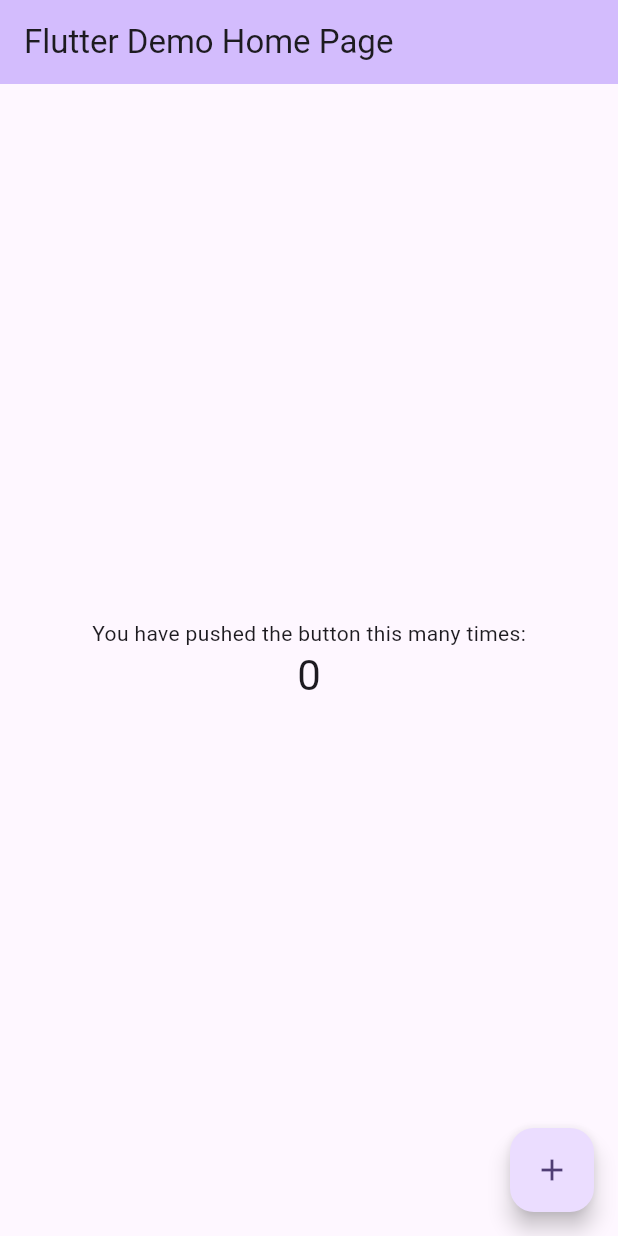
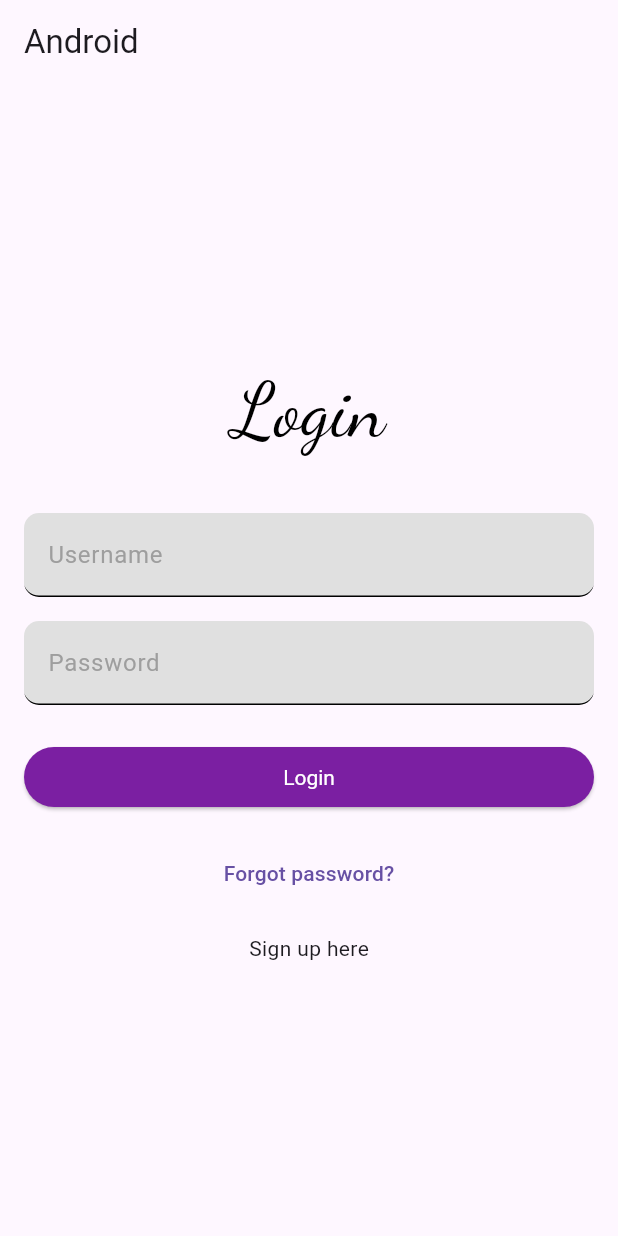
Before and after one commit to VictorBDev/multi_sem12, a Flutter app: the screen it shows after launch, on a phone screen of 412 x 824 dp. Run offline on Flutter 3.47's test engine with Material 3 defaults, Android fonts, the phone set to English and light mode, and no system bars; our stand-ins replace universal_platform.

Commit message:
Feature/add style views

```diff
--- a/lib/main.dart
+++ b/lib/main.dart
@@ -1,125 +1,229 @@
 import 'package:flutter/material.dart';
+import 'package:flutter/cupertino.dart';
+import 'package:universal_platform/universal_platform.dart';
 
 void main() {
   runApp(const MyApp());
 }
 
 class MyApp extends StatelessWidget {
-  const MyApp({super.key});
+  const MyApp({Key? key}) : super(key: key);
 
-  // This widget is the root of your application.
   @override
   Widget build(BuildContext context) {
+    if (UniversalPlatform.isAndroid) {
       return MaterialApp(
-      title: 'Flutter Demo',
-      theme: ThemeData(
-        // This is the theme of your application.
-        //
-        // TRY THIS: Try running your application with "flutter run". You'll see
-        // the application has a purple toolbar. Then, without quitting the app,
-        // try changing the seedColor in the colorScheme below to Colors.green
-        // and then invoke "hot reload" (save your changes or press the "hot
-        // reload" button in a Flutter-supported IDE, or press "r" if you used
-        // the command line to start the app).
-        //
-        // Notice that the counter didn't reset back to zero; the application
-        // state is not lost during the reload. To reset the state, use hot
-        // restart instead.
-        //
-        // This works for code too, not just values: Most code changes can be
-        // tested with just a hot reload.
-        colorScheme: ColorScheme.fromSeed(seedColor: Colors.deepPurple),
-        useMaterial3: true,
+        debugShowCheckedModeBanner: false,
+        home: LoginPageMaterial(),
+      );
+    } else if (UniversalPlatform.isWeb) {
+      return CupertinoApp(
+        debugShowCheckedModeBanner: false,
+        home: LoginPageCupertino(),
+      );
+    } else {
+      return MaterialApp(
+        home: Scaffold(
+          appBar: AppBar(
+            title: const Text('Unknown Platform'),
           ),
-      home: const MyHomePage(title: 'Flutter Demo Home Page'),
+          body: const Center(
+            child: Text('Unknown Platform'),
+          ),
+        ),
+      );
+    }
+  }
+}
+
+class LoginPageMaterial extends StatelessWidget {
+  const LoginPageMaterial({Key? key}) : super(key: key);
+
+  @override
+  Widget build(BuildContext context) {
+    return Scaffold(
+      appBar: AppBar(
+        title: const Text('Android'),
+      ),
+      body: Padding(
+        padding: const EdgeInsets.all(16.0),
+        child: Column(
+          mainAxisAlignment: MainAxisAlignment.center,
+          children: [
+            const Text(
+              'Login',
+              style: TextStyle(
+                fontFamily: 'DancingScript',
+                fontSize: 50.0,
+                color: Colors.black,
+              ),
+            ),
+            const SizedBox(height: 32.0),
+            TextField(
+              decoration: InputDecoration(
+                filled: true,
+                fillColor: Colors.grey[300],
+                labelText: 'Username',
+                labelStyle: TextStyle(color: Colors.grey),
+                enabledBorder: UnderlineInputBorder(
+                  borderRadius: BorderRadius.circular(10.0),
+                  borderSide: BorderSide(color: Colors.black),
+                ),
+                focusedBorder: UnderlineInputBorder(
+                  borderRadius: BorderRadius.circular(10.0),
+                  borderSide: BorderSide(color: Colors.black),
+                ),
+              ),
+              style: const TextStyle(color: Colors.grey),
+            ),
+            const SizedBox(height: 16.0),
+            TextField(
+              obscureText: true,
+              decoration: InputDecoration(
+                filled: true,
+                fillColor: Colors.grey[300],
+                labelText: 'Password',
+                labelStyle: TextStyle(color: Colors.grey),
+                enabledBorder: UnderlineInputBorder(
+                  borderRadius: BorderRadius.circular(10.0),
+                  borderSide: BorderSide(color: Colors.black),
+                ),
+                focusedBorder: UnderlineInputBorder(
+                  borderRadius: BorderRadius.circular(10.0),
+                  borderSide: BorderSide(color: Colors.black),
+                ),
+              ),
+              style: const TextStyle(color: Colors.black),
+            ),
+            const SizedBox(height: 24.0),
+            SizedBox(
+              width: double.infinity,
+              child: ElevatedButton(
+                onPressed: () {},
+                style: ElevatedButton.styleFrom(
+                  textStyle: const TextStyle(
+                    color: Colors.white,
+                  ),
+                ).copyWith(
+                  backgroundColor:
+                      MaterialStateProperty.all(Colors.purple[700]),
+                ),
+                child: const Text(
+                  'Login',
+                  style: TextStyle(color: Colors.white),
+                ),
+              ),
+            ),
+            const SizedBox(height: 16.0),
+            TextButton(
+              onPressed: () {},
+              child: const Text('Forgot password?'),
+            ),
+            const SizedBox(height: 16.0),
+            const Text('Sign up here'),
+          ],
+        ),
+      ),
     );
   }
 }
 
-class MyHomePage extends StatefulWidget {
-  const MyHomePage({super.key, required this.title});
-
-  // This widget is the home page of your application. It is stateful, meaning
-  // that it has a State object (defined below) that contains fields that affect
-  // how it looks.
-
-  // This class is the configuration for the state. It holds the values (in this
-  // case the title) provided by the parent (in this case the App widget) and
-  // used by the build method of the State. Fields in a Widget subclass are
-  // always marked "final".
-
-  final String title;
-
-  @override
-  State<MyHomePage> createState() => _MyHomePageState();
-}
-
-class _MyHomePageState extends State<MyHomePage> {
-  int _counter = 0;
-
-  void _incrementCounter() {
-    setState(() {
-      // This call to setState tells the Flutter framework that something has
-      // changed in this State, which causes it to rerun the build method below
-      // so that the display can reflect the updated values. If we changed
-      // _counter without calling setState(), then the build method would not be
-      // called again, and so nothing would appear to happen.
-      _counter++;
-    });
-  }
+class LoginPageCupertino extends StatelessWidget {
+  const LoginPageCupertino({Key? key}) : super(key: key);
 
   @override
   Widget build(BuildContext context) {
-    // This method is rerun every time setState is called, for instance as done
-    // by the _incrementCounter method above.
-    //
-    // The Flutter framework has been optimized to make rerunning build methods
-    // fast, so that you can just rebuild anything that needs updating rather
-    // than having to individually change instances of widgets.
-    return Scaffold(
-      appBar: AppBar(
-        // TRY THIS: Try changing the color here to a specific color (to
-        // Colors.amber, perhaps?) and trigger a hot reload to see the AppBar
-        // change color while the other colors stay the same.
-        backgroundColor: Theme.of(context).colorScheme.inversePrimary,
-        // Here we take the value from the MyHomePage object that was created by
-        // the App.build method, and use it to set our appbar title.
-        title: Text(widget.title),
+    return CupertinoPageScaffold(
+      navigationBar: CupertinoNavigationBar(
+        middle: const Text('Web'),
+        backgroundColor: Colors.black,
       ),
-      body: Center(
-        // Center is a layout widget. It takes a single child and positions it
-        // in the middle of the parent.
+      child: SafeArea(
+        child: Container(
+          color: Colors.black,
+          child: Padding(
+            padding: const EdgeInsets.all(16.0),
             child: Column(
-          // Column is also a layout widget. It takes a list of children and
-          // arranges them vertically. By default, it sizes itself to fit its
-          // children horizontally, and tries to be as tall as its parent.
-          //
-          // Column has various properties to control how it sizes itself and
-          // how it positions its children. Here we use mainAxisAlignment to
-          // center the children vertically; the main axis here is the vertical
-          // axis because Columns are vertical (the cross axis would be
-          // horizontal).
-          //
-          // TRY THIS: Invoke "debug painting" (choose the "Toggle Debug Paint"
-          // action in the IDE, or press "p" in the console), to see the
-          // wireframe for each widget.
               mainAxisAlignment: MainAxisAlignment.center,
-          children: <Widget>[
+              children: [
+                Image.asset(
+                  'assets/images/logo.png',
+                  height: 100,
+                ),
+                const SizedBox(height: 16.0),
                 const Text(
-              'You have pushed the button this many times:',
+                  'SIMPLE',
+                  style: TextStyle(
+                    fontSize: 24.0,
+                    fontWeight: FontWeight.bold,
+                    color: Colors.white,
+                    fontFamily: 'SFProDisplay',
                   ),
-            Text(
-              '$_counter',
-              style: Theme.of(context).textTheme.headlineMedium,
+                ),
+                const SizedBox(height: 32.0),
+                Padding(
+                  padding: const EdgeInsets.symmetric(vertical: 8.0),
+                  child: SizedBox(
+                    height: 50, // Aumentar la altura aquí
+                    child: Container(
+                      decoration: const BoxDecoration(
+                        color: Colors.white,
+                        borderRadius: BorderRadius.all(Radius.circular(10.0)),
+                      ),
+                      child: const CupertinoTextField(
+                        placeholder: 'Username',
+                        placeholderStyle: TextStyle(color: Colors.grey),
+                        decoration: BoxDecoration(
+                          color: Colors.white,
+                          borderRadius: BorderRadius.all(Radius.circular(10.0)),
+                        ),
+                      ),
+                    ),
+                  ),
+                ),
+                const SizedBox(height: 16.0),
+                Padding(
+                  padding: const EdgeInsets.symmetric(),
+                  child: SizedBox(
+                    height: 50, // Aumentar la altura aquí
+                    child: Container(
+                      decoration: const BoxDecoration(
+                        color: Colors.white,
+                        borderRadius: BorderRadius.all(Radius.circular(10.0)),
+                      ),
+                      child: const CupertinoTextField(
+                        placeholder: 'Passphrase',
+                        placeholderStyle: TextStyle(color: Colors.grey),
+                        obscureText: true,
+                        decoration: BoxDecoration(
+                          color: Colors.white,
+                          borderRadius: BorderRadius.all(Radius.circular(10.0)),
+                        ),
+                      ),
+                    ),
+                  ),
+                ),
+                const SizedBox(height: 24.0),
+                SizedBox(
+                  width: double.infinity,
+                  child: CupertinoButton.filled(
+                    onPressed: () {},
+                    child: const Text(
+                      'Sign In',
+                      style: TextStyle(color: Colors.white),
+                    ),
+                  ),
+                ),
+                const SizedBox(height: 16.0),
+                CupertinoButton(
+                  onPressed: () {},
+                  child: const Text('Forgot your passphrase?'),
                 ),
               ],
             ),
           ),
-      floatingActionButton: FloatingActionButton(
-        onPressed: _incrementCounter,
-        tooltip: 'Increment',
-        child: const Icon(Icons.add),
-      ), // This trailing comma makes auto-formatting nicer for build methods.
+        ),
+      ),
     );
   }
 }
```
Also changed, not shown: pubspec.yaml (+11 -14 lines), assets/fonts/DancingScript-Regular.ttf (added), assets/fonts/SFProDisplay-Regular.otf (added), assets/images/logo.png (added), pubspec.lock. Lines whose indentation alone changed are shown as unchanged.
